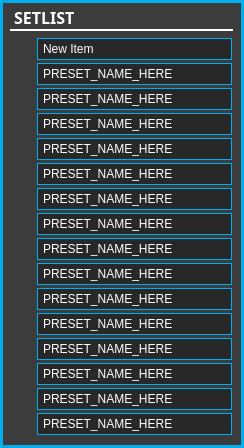
Old version of the form standalone/advanced/forms/setlistFormWin.ui in the repository Muse-Kinetics/softstep_editor.
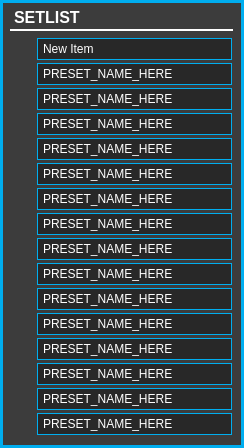
New version of the form. Icons and pictures are not drawn.

Patch:
```diff
--- a/standalone/advanced/forms/setlistFormWin.ui
+++ b/standalone/advanced/forms/setlistFormWin.ui
@@ -187,7 +187,6 @@
    </property>
    <property name="font">
     <font>
-     <family>Corbel</family>
      <pointsize>-1</pointsize>
      <italic>false</italic>
      <bold>true</bold>
```
Left out of the diff: 1 changed line with no effect on the pictures.
